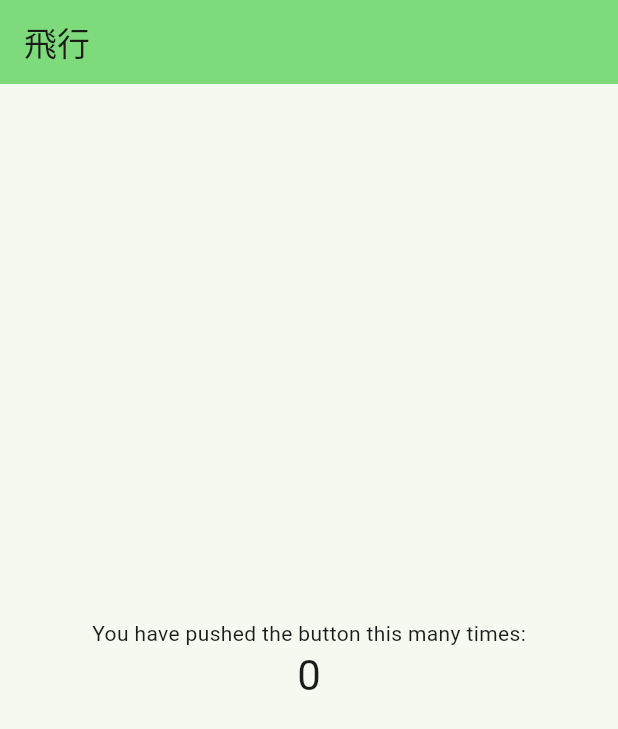
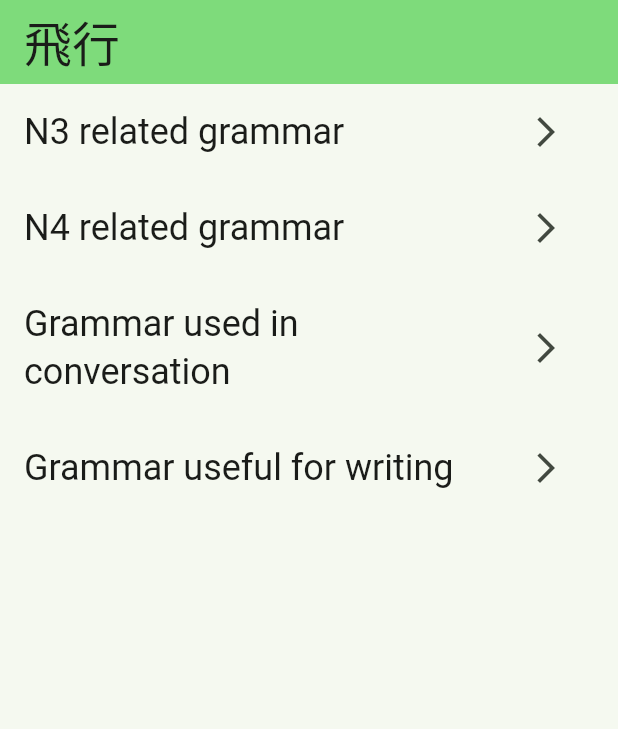
Before and after one commit to lucas-goldner/japanana, a Flutter app: the screen it shows after launch, on a phone screen of 412 x 824 dp. Shown: the top 729 px of the screen. Run offline on Flutter 3.47's test engine with Material 3 defaults, Android fonts, the light colour scheme and no system bars; our stand-ins replace flutter_riverpod, go_router; generated files the repository leaves out were written again.

Commit message:
feat: Add gorouter for navigation

```diff
--- /dev/null
+++ b/assets/l10n/app_en.arb
@@ -0,0 +1,11 @@
+{
+  "helloWorld": "Hello World!",
+  "@helloWorld": {
+    "description": "The conventional newborn programmer greeting"
+  },
+  "appTitle": "飛行",
+  "n3Grammar": "N3 related grammar",
+  "n4Grammar": "N4 related grammar",
+  "conversational": "Grammar used in conversation",
+  "writing": "Grammar useful for writing"
+}
--- /dev/null
+++ b/l10n.yaml
@@ -0,0 +1,3 @@
+arb-dir: assets/l10n
+template-arb-file: app_en.arb
+output-localization-file: app_localizations.dart
--- a/lib/core/presentation/hikou_theme.dart
+++ b/lib/core/presentation/hikou_theme.dart
@@ -3,11 +3,17 @@ import 'package:flutter/material.dart';
 final ThemeData lightTheme = ThemeData(
   colorScheme: colorSchemeLight,
   useMaterial3: true,
+  listTileTheme: ListTileThemeData(
+    minVerticalPadding: 16,
+  ),
 );
 
 final ThemeData darkTheme = ThemeData(
   colorScheme: colorSchemeDark,
   useMaterial3: true,
+  listTileTheme: ListTileThemeData(
+    minVerticalPadding: 16,
+  ),
 );
 
 const ColorScheme colorSchemeLight = ColorScheme(
--- /dev/null
+++ b/lib/core/router.dart
@@ -0,0 +1,25 @@
+import 'package:go_router/go_router.dart';
+import 'package:hikou/features/in_review/presentation/in_review.dart';
+import 'package:hikou/features/review_setup/presentation/review_setup.dart';
+
+enum AppRoutes {
+  reviewSetup("/reviewSetup"),
+  inReview("/inReview");
+
+  const AppRoutes(this.path);
+  final String path;
+}
+
+final router = GoRouter(
+  initialLocation: AppRoutes.reviewSetup.path,
+  routes: [
+    GoRoute(
+      path: AppRoutes.reviewSetup.path,
+      builder: (context, state) => ReviewSetup(),
+    ),
+    GoRoute(
+      path: AppRoutes.inReview.path,
+      builder: (context, state) => InReview(),
+    ),
+  ],
+);
--- a/lib/features/home/presentation/home.dart
+++ /dev/null
@@ -1,34 +0,0 @@
-import 'package:flutter/material.dart';
-import 'package:flutter_riverpod/flutter_riverpod.dart';
-import 'package:hikou/core/application/lecture_provider.dart';
-
-class Home extends ConsumerWidget {
-  const Home({super.key});
-
-  @override
-  Widget build(BuildContext context, WidgetRef ref) {
-    final lectures = ref.watch(lectureNotifierProvider);
-    print(lectures);
-
-    return Scaffold(
-      appBar: AppBar(
-        backgroundColor: Theme.of(context).colorScheme.inversePrimary,
-        title: Text("飛行"),
-      ),
-      body: Center(
-        child: Column(
-          mainAxisAlignment: MainAxisAlignment.center,
-          children: <Widget>[
-            const Text(
-              'You have pushed the button this many times:',
-            ),
-            Text(
-              '0',
-              style: Theme.of(context).textTheme.headlineMedium,
-            ),
-          ],
-        ),
-      ),
-    );
-  }
-}
--- /dev/null
+++ b/lib/features/review_setup/data/review_options.dart
@@ -0,0 +1,14 @@
+import 'package:flutter/material.dart';
+import 'package:flutter_gen/gen_l10n/app_localizations.dart';
+
+enum ReviewOptions { n3, n4, conversational, writing }
+
+extension ReviewOptionsExtension on ReviewOptions {
+  String getLocalizedTitle(BuildContext context) => switch (this) {
+        ReviewOptions.n3 => AppLocalizations.of(context)!.n3Grammar,
+        ReviewOptions.n4 => AppLocalizations.of(context)!.n4Grammar,
+        ReviewOptions.conversational =>
+          AppLocalizations.of(context)!.conversational,
+        ReviewOptions.writing => AppLocalizations.of(context)!.writing
+      };
+}
--- /dev/null
+++ b/lib/features/review_setup/presentation/review_setup.dart
@@ -0,0 +1,30 @@
+import 'package:flutter/material.dart';
+import 'package:flutter_gen/gen_l10n/app_localizations.dart';
+import 'package:hikou/features/review_setup/data/review_options.dart';
+import 'package:hikou/features/review_setup/presentation/widgets/review_select_item.dart';
+
+class ReviewSetup extends StatelessWidget {
+  const ReviewSetup({super.key});
+
+  @override
+  Widget build(BuildContext context) {
+    final t = AppLocalizations.of(context);
+    final theme = Theme.of(context);
+
+    return Scaffold(
+      appBar: AppBar(
+        backgroundColor: theme.colorScheme.inversePrimary,
+        title: Text(
+          t!.appTitle,
+          style: theme.textTheme.headlineLarge,
+        ),
+      ),
+      body: ListView.builder(
+        itemCount: ReviewOptions.values.length,
+        itemBuilder: (context, index) => ReviewSelectItem(
+          ReviewOptions.values[index].getLocalizedTitle(context),
+        ),
+      ),
+    );
+  }
+}
--- /dev/null
+++ b/lib/features/review_setup/presentation/widgets/review_select_item.dart
@@ -0,0 +1,25 @@
+import 'package:flutter/material.dart';
+import 'package:go_router/go_router.dart';
+import 'package:hikou/core/router.dart';
+
+class ReviewSelectItem extends StatelessWidget {
+  const ReviewSelectItem(this.title, {super.key});
+  final String? title;
+
+  void _startReview(BuildContext context) =>
+      context.push(AppRoutes.inReview.path);
+
+  @override
+  Widget build(BuildContext context) => ListTile(
+        onTap: () => _startReview(context),
+        title: Text(
+          title ?? "",
+          style: Theme.of(context).textTheme.headlineSmall,
+          maxLines: 3,
+        ),
+        trailing: IconButton(
+          onPressed: () => _startReview(context),
+          icon: const Icon(Icons.arrow_forward_ios),
+        ),
+      );
+}
--- a/lib/main.dart
+++ b/lib/main.dart
@@ -1,8 +1,9 @@
 import 'package:flutter/material.dart';
+import 'package:flutter_gen/gen_l10n/app_localizations.dart';
 import 'package:flutter_riverpod/flutter_riverpod.dart';
 import 'package:hikou/core/application/lecture_provider.dart';
 import 'package:hikou/core/presentation/hikou_theme.dart';
-import 'package:hikou/features/home/presentation/home.dart';
+import 'package:hikou/core/router.dart';
 
 void main() => runApp(const ProviderScope(child: HikouApp()));
 
@@ -26,11 +27,13 @@ class _HikouAppState extends ConsumerState<HikouApp> {
       ref.read(lectureNotifierProvider.notifier).fetchLectures();
 
   @override
-  Widget build(BuildContext context) => MaterialApp(
+  Widget build(BuildContext context) => MaterialApp.router(
+        routerConfig: router,
+        localizationsDelegates: AppLocalizations.localizationsDelegates,
+        supportedLocales: AppLocalizations.supportedLocales,
         debugShowCheckedModeBanner: false,
         title: 'Hikou',
         theme: lightTheme,
         darkTheme: darkTheme,
-        home: const Home(),
       );
 }
```
Also changed, not shown: assets/l10n/app_de.arb (added, +8 -0 lines), assets/l10n/app_ja.arb (added, +8 -0 lines), lib/features/in_review/presentation/in_review.dart (added, +23 -0 lines), lib/gen/assets.gen.dart (+41 -0 lines), pubspec.yaml (+7 -3 lines), pubspec.lock.
